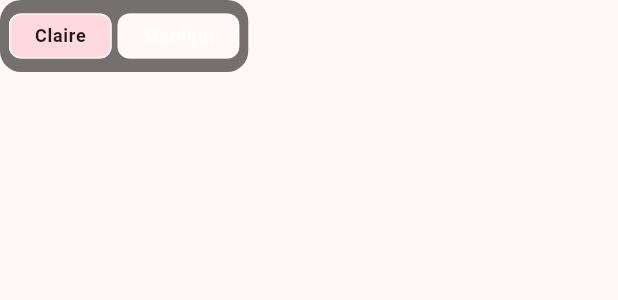
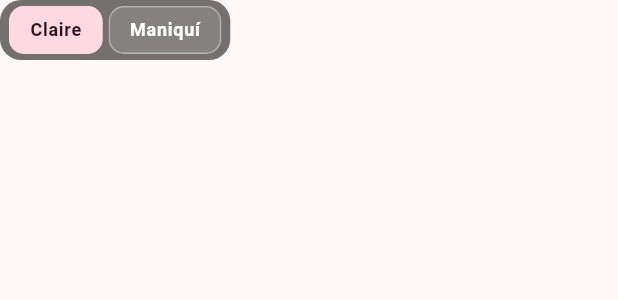
Before and after one commit to TonyRV8/BailonGO-Flutter, a Flutter app: the _CharacterPicker widget shown alone on an empty page, opened directly with sample values from the repository, on a phone screen of 412 x 824 dp. Shown: the top 300 px of the screen. Run offline on Flutter 3.47's test engine with Material 3 defaults, Android fonts, the phone set to English and light mode, and no system bars; our stand-ins replace audioplayers, camera, cloud_firestore, firebase_auth, firebase_core, firebase_storage and 6 more; missing offline and left inert: dart:js_interop, model_viewer_plus; accounts and stored records are empty.

Commit message:
solucion bug de botones de animacion 3d

```diff
--- a/lib/features/viewer3d/domain/step_animations.dart
+++ b/lib/features/viewer3d/domain/step_animations.dart
@@ -39,26 +39,6 @@ class StepAnimations {
     toeHeel,
     kickFlick,
   ];
-
-  /// Tiempos musicales que dura un ciclo de cada animación. El número que
-  /// flota sobre el maniquí avanza cada `duración / tiempos` segundos, así que
-  /// basta con esto para que vaya a ritmo (y sigue al slider de velocidad,
-  /// porque se calcula sobre el tiempo de la animación, no sobre el reloj).
-  /// Los pasos de salsa son una frase de 8 tiempos; los que necesitan dos
-  /// frases para cerrar el ciclo (p. ej. la vuelta) duran 16. Sale de
-  /// `tool/anim3d/process.py` (campo `beats` de clean.json): si se regeneran
-  /// las animaciones, se ajusta aquí.
-  static const Map<String, int> _beatsPerLoop = {
-    cucaracha: 16,
-    vuelta: 16,
-    cumbia: 16,
-    toeHeel: 16,
-    kickFlick: 16,
-  };
-  static const int defaultBeatsPerLoop = 8;
-
-  static int beatsFor(String animation) =>
-      _beatsPerLoop[animation] ?? defaultBeatsPerLoop;
 
   /// Coincidencia exacta tras normalizar: ids del catálogo y alias conocidos.
   static const Map<String, String> _exact = {
--- a/lib/features/viewer3d/presentation/pages/step_3d_page.dart
+++ b/lib/features/viewer3d/presentation/pages/step_3d_page.dart
@@ -5,7 +5,6 @@ import 'package:flutter/material.dart';
 import 'package:model_viewer_plus/model_viewer_plus.dart';
 
 import '../../domain/step_animations.dart';
-import '../controllers/beat_counter.dart';
 import '../controllers/model_viewer_controller.dart';
 
 /// Degradado naranja del fondo del visor (Flutter detrás del WebView
@@ -22,7 +21,6 @@ const _viewerCss = '''
     --poster-color: transparent;
     --progress-bar-color: #FFFFFF;
   }
-${BeatCounter.css}
 ''';
 
 /// Avisa a Flutter cuando `<model-viewer>` termina de cargar el GLB (o falla).
@@ -82,24 +80,10 @@ class _Step3DPageState extends State<Step3DPage> with WidgetsBindingObserver {
   bool _loaded = kIsWeb;
   bool _failed = false;
 
-  /// Conteo de tiempos sobre el maniquí (ver [BeatCounter]); solo si el paso
-  /// tiene animación.
-  late final String? _beatScript = _animation == null
-      ? null
-      : BeatCounter.script(StepAnimations.beatsFor(_animation));
-
   @override
   void initState() {
     super.initState();
     WidgetsBinding.instance.addObserver(this);
-    // En web el `relatedJs` no se ejecuta: el conteo se arranca desde aquí
-    // (el script espera solo a que el visor esté en el documento).
-    final beatScript = _beatScript;
-    if (kIsWeb && beatScript != null) {
-      WidgetsBinding.instance.addPostFrameCallback(
-        (_) => unawaited(_viewer.inject(beatScript)),
-      );
-    }
   }
 
   @override
@@ -151,13 +135,6 @@ class _Step3DPageState extends State<Step3DPage> with WidgetsBindingObserver {
       _loaded = kIsWeb;
       _failed = false;
     });
-    // En web el conteo no viaja en el HTML del visor: se vuelve a inyectar.
-    final beatScript = _beatScript;
-    if (kIsWeb && beatScript != null) {
-      WidgetsBinding.instance.addPostFrameCallback(
-        (_) => unawaited(_viewer.inject(beatScript)),
-      );
-    }
   }
 
   void _selectPreset(CameraPreset preset) {
@@ -211,10 +188,8 @@ class _Step3DPageState extends State<Step3DPage> with WidgetsBindingObserver {
                 shadowIntensity: 1,
                 animationName: _animation,
                 autoPlay: _animation != null,
-                innerModelViewerHtml:
-                    _animation == null ? null : BeatCounter.html,
                 relatedCss: _viewerCss,
-                relatedJs: _viewerJs + (kIsWeb ? '' : _beatScript ?? ''),
+                relatedJs: _viewerJs,
                 javascriptChannels: {
                   JavascriptChannel(
                     _channelName,
@@ -431,9 +406,16 @@ class _CharacterPicker extends StatelessWidget {
   final StepCharacter selected;
   final ValueChanged<StepCharacter> onSelected;
 
+  /// Seleccionado: rosa con texto oscuro. El resto: translúcido sobre el
+  /// panel oscuro con texto blanco. Botones propios y no ChoiceChip: el chip
+  /// pinta debajo el color de fondo del tema, y en modo claro el no
+  /// seleccionado salía blanco con texto blanco.
+  static const _selectedBg = Color(0xFFFFD9E2);
+  static const _selectedFg = Color(0xFF2B1219);
+
   @override
   Widget build(BuildContext context) {
-    final theme = Theme.of(context);
+    final label = Theme.of(context).textTheme.labelMedium;
     return _Glass(
       padding: const EdgeInsets.all(4),
       radius: 14,
@@ -443,18 +425,33 @@ class _CharacterPicker extends StatelessWidget {
           for (final c in StepAnimations.characters)
             Padding(
               padding: const EdgeInsets.symmetric(horizontal: 2),
-              child: ChoiceChip(
-                label: Text(c.label),
-                selected: c == selected,
-                onSelected: (_) => onSelected(c),
-                showCheckmark: false,
-                labelStyle: theme.textTheme.labelMedium?.copyWith(
-                  color: c == selected ? null : Colors.white,
-                  fontWeight: FontWeight.w600,
+              child: Material(
+                color: c == selected
+                    ? _selectedBg
+                    : Colors.white.withValues(alpha: 0.12),
+                shape: RoundedRectangleBorder(
+                  borderRadius: BorderRadius.circular(10),
+                  side: BorderSide(
+                    color: c == selected
+                        ? _selectedBg
+                        : Colors.white.withValues(alpha: 0.4),
+                  ),
                 ),
-                backgroundColor: Colors.transparent,
-                side: BorderSide(color: Colors.white.withValues(alpha: 0.4)),
-                visualDensity: VisualDensity.compact,
+                clipBehavior: Clip.antiAlias,
+                child: InkWell(
+                  onTap: () => onSelected(c),
+                  child: Padding(
+                    padding:
+                        const EdgeInsets.symmetric(horizontal: 14, vertical: 8),
+                    child: Text(
+                      c.label,
+                      style: label?.copyWith(
+                        color: c == selected ? _selectedFg : Colors.white,
+                        fontWeight: FontWeight.w600,
+                      ),
+                    ),
+                  ),
+                ),
               ),
             ),
         ],
```
Also changed, not shown: lib/features/viewer3d/presentation/controllers/beat_counter.dart (deleted, +0 -103 lines), lib/features/viewer3d/presentation/controllers/model_viewer_controller.dart (+0 -11 lines), 1 other file.
